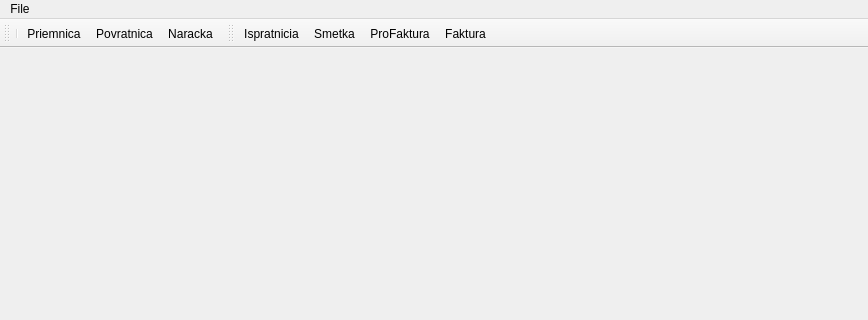
This is sterna/mainwindow.ui in srgank/sterna_x as Qt 5 draws it before an edit; both pictures show x 0 to 868 and y 0 to 320 of the 868 by 504 pixel window. The edited form follows.
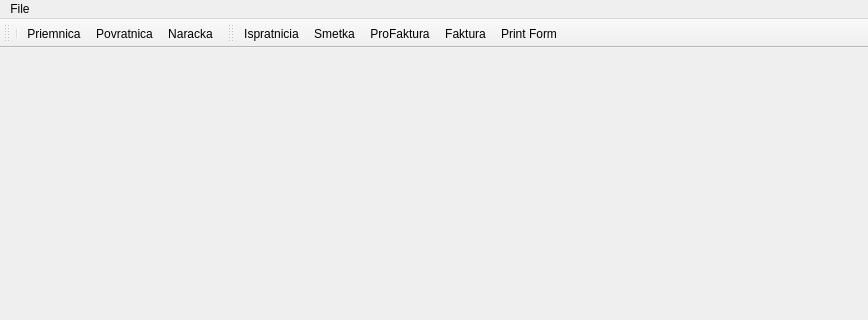
This is the edited form.

```diff
--- a/sterna/mainwindow.ui
+++ b/sterna/mainwindow.ui
@@ -69,6 +69,7 @@
    <addaction name="actionSmetka"/>
    <addaction name="actionProFaktura"/>
    <addaction name="actionFaktura"/>
+   <addaction name="actionPrint_Form"/>
   </widget>
   <action name="actionArtikal">
    <property name="text">
@@ -115,6 +116,11 @@
     <string>Naracka</string>
    </property>
   </action>
+  <action name="actionPrint_Form">
+   <property name="text">
+    <string>Print Form</string>
+   </property>
+  </action>
  </widget>
  <layoutdefault spacing="6" margin="11"/>
  <resources/>
```
Left out of the diff: 3 changed lines with no effect on the pictures.
